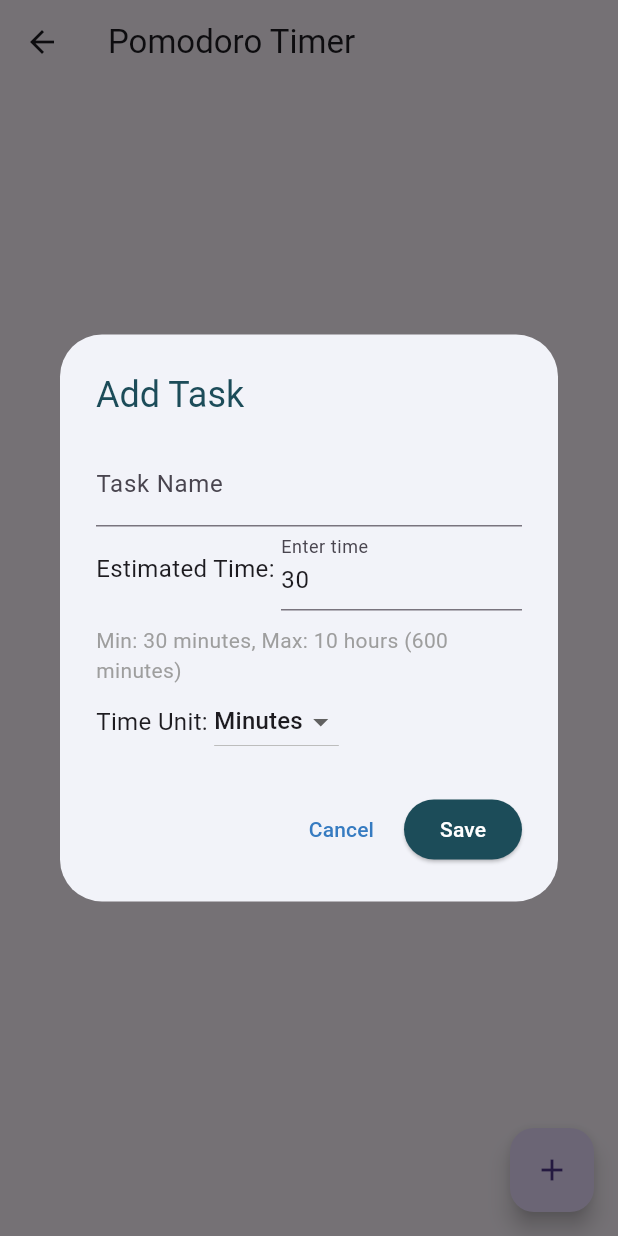
After one commit to AshishNamdeo14/SS12-ADHD-HabitDoc, a Flutter app: the PomodoroTimer screen opened directly, after a tap on the "add" icon, on a phone screen of 412 x 824 dp. The commit adds this screen. Run offline on Flutter 3.47's test engine with Material 3 defaults, Android fonts, the phone set to English and light mode, and no system bars; our stand-ins replace camera, confetti, firebase_core, fl_chart, flutter_animate, flutter_chat_types and 3 more; missing offline and left inert: app_usage; accounts and stored records are empty.

Commit message:
Pomodoro Timer Implemented

```diff
--- /dev/null
+++ b/lib/components/pomodoro/PomodoroTimer.dart
@@ -0,0 +1,332 @@
+import 'dart:async';
+import 'package:flutter/material.dart';
+
+class PomodoroTimer extends StatefulWidget {
+  const PomodoroTimer({super.key});
+
+  @override
+  _PomodoroTimerState createState() => _PomodoroTimerState();
+}
+
+class Task {
+  String name;
+  int estimatedMinutes;
+
+  Task({required this.name, required this.estimatedMinutes});
+}
+
+class _PomodoroTimerState extends State<PomodoroTimer> {
+  List<Task> tasks = [];
+  final TextEditingController timeController = TextEditingController();
+  String taskName = '';
+  int minutes = 30;
+  bool isMinutes = true;
+  int _secondsRemaining = 0;
+  bool isRunning = false;
+  Timer? _timer;
+
+  void _addTask(String name, int minutes) {
+    setState(() {
+      tasks.add(Task(name: name, estimatedMinutes: minutes));
+    });
+  }
+
+  void _editTask(int index) {
+    taskName = tasks[index].name;
+    minutes = tasks[index].estimatedMinutes;
+    timeController.text = minutes.toString();
+
+    _showTaskDialog(
+      title: 'Edit Task',
+      initialName: taskName,
+      initialMinutes: minutes,
+      onConfirm: (name, minutes) {
+        setState(() {
+          tasks[index] = Task(name: name, estimatedMinutes: minutes);
+        });
+      },
+    );
+  }
+
+  void _deleteTask(int index) {
+    setState(() {
+      tasks.removeAt(index);
+    });
+  }
+
+  void _showAddTaskDialog() {
+    _showTaskDialog(
+      title: 'Add Task',
+      onConfirm: (name, minutes) {
+        _addTask(name, minutes);
+      },
+    );
+  }
+
+  void _startTimer(int duration) {
+    if (_timer != null) {
+      _timer!.cancel();
+    }
+    setState(() {
+      _secondsRemaining = duration * 60;
+      isRunning = true;
+    });
+    _timer = Timer.periodic(Duration(seconds: 1), (timer) {
+      setState(() {
+        if (_secondsRemaining > 0) {
+          _secondsRemaining--;
+        } else {
+          timer.cancel();
+          isRunning = false;
+        }
+      });
+    });
+  }
+
+  void _pauseTimer() {
+    if (_timer != null) {
+      _timer!.cancel();
+    }
+    setState(() {
+      isRunning = false;
+    });
+  }
+
+  void _resetTimer() {
+    if (_timer != null) {
+      _timer!.cancel();
+    }
+    setState(() {
+      _secondsRemaining = 0;
+      isRunning = false;
+    });
+  }
+
+  String _formatTime(int seconds) {
+    int minutes = seconds ~/ 60;
+    int secs = seconds % 60;
+    return '$minutes:${secs.toString().padLeft(2, '0')}';
+  }
+
+  void _showTaskDialog({
+    required String title,
+    String initialName = '',
+    int initialMinutes = 30,
+    required Function(String, int) onConfirm,
+  }) {
+    String tempName = initialName;
+    int tempMinutes = initialMinutes;
+    timeController.text = tempMinutes.toString();
+
+    showDialog(
+      context: context,
+      builder:
+          (context) => AlertDialog(
+            backgroundColor: Color(0xFFF2F3F9),
+            title: Text(title, style: TextStyle(color: Color(0xFF1C4C59))),
+            content: Column(
+              mainAxisSize: MainAxisSize.min,
+              children: [
+                TextField(
+                  decoration: InputDecoration(labelText: 'Task Name'),
+                  controller: TextEditingController(text: tempName),
+                  onChanged: (value) => tempName = value,
+                ),
+                Row(
+                  children: [
+                    Text('Estimated Time: ', style: TextStyle(fontSize: 16)),
+                    Expanded(
+                      child: TextField(
+                        controller: timeController,
+                        keyboardType: TextInputType.number,
+                        decoration: InputDecoration(labelText: 'Enter time'),
+                        onChanged: (value) {
+                          int enteredTime = int.tryParse(value) ?? 0;
+                          if (isMinutes) {
+                            if (enteredTime < 30) {
+                              timeController.text = '30';
+                              tempMinutes = 30;
+                            } else if (enteredTime > 600) {
+                              timeController.text = '600';
+                              tempMinutes = 600;
+                            } else {
+                              tempMinutes = enteredTime;
+                            }
+                          } else {
+                            if (enteredTime < 1) {
+                              timeController.text = '1';
+                              tempMinutes = 60;
+                            } else if (enteredTime > 10) {
+                              timeController.text = '10';
+                              tempMinutes = 600;
+                            } else {
+                              tempMinutes = enteredTime * 60;
+                            }
+                          }
+                        },
+                      ),
+                    ),
+                  ],
+                ),
+                SizedBox(height: 10),
+                Text(
+                  'Min: 30 minutes, Max: 10 hours (600 minutes)',
+                  style: TextStyle(fontSize: 14, color: Colors.grey),
+                ),
+                Row(
+                  children: [
+                    Text('Time Unit: ', style: TextStyle(fontSize: 16)),
+                    DropdownButton<bool>(
+                      value: isMinutes,
+                      onChanged: (value) {
+                        setState(() {
+                          isMinutes = value!;
+                          timeController.text =
+                              (isMinutes ? tempMinutes : tempMinutes ~/ 60)
+                                  .toString();
+                        });
+                      },
+                      items: [
+                        DropdownMenuItem(value: true, child: Text('Minutes')),
+                        DropdownMenuItem(value: false, child: Text('Hours')),
+                      ],
+                    ),
+                  ],
+                ),
+              ],
+            ),
+            actions: [
+              TextButton(
+                onPressed: () => Navigator.pop(context),
+                child: Text(
+                  'Cancel',
+                  style: TextStyle(color: Color(0xFF367BC1)),
+                ),
+              ),
+              ElevatedButton(
+                onPressed: () {
+                  if (tempName.isNotEmpty) {
+                    onConfirm(tempName, tempMinutes);
+                    Navigator.pop(context);
+                  }
+                },
+                style: ElevatedButton.styleFrom(
+                  backgroundColor: Color(0xFF1C4C59),
+                ),
+                child: Text('Save', style: TextStyle(color: Colors.white)),
+              ),
+            ],
+          ),
+    );
+  }
+
+  @override
+  Widget build(BuildContext context) {
+    return Scaffold(
+      appBar: AppBar(title: Text('Pomodoro Timer')),
+      body: ListView.builder(
+        itemCount: tasks.length,
+        itemBuilder: (context, index) {
+          final task = tasks[index];
+          return Card(
+            margin: EdgeInsets.symmetric(horizontal: 10, vertical: 5),
+            child: Padding(
+              padding: EdgeInsets.all(10),
+              child: Column(
+                crossAxisAlignment: CrossAxisAlignment.start,
+                children: [
+                  ListTile(
+                    title: Text(
+                      task.name,
+                      style: TextStyle(
+                        fontSize: 18,
+                        fontWeight: FontWeight.bold,
+                      ),
+                    ),
+                    subtitle: Text(
+                      'Work for ${task.estimatedMinutes} minutes.\n'
+                      'Break: ${(task.estimatedMinutes == 30) ? 1 : (task.estimatedMinutes / 30).floor()} '
+                      'for 5 mins after every 25 mins of work.',
+                    ),
+                    trailing: SizedBox(
+                      width: 100, // Constraining the width to avoid overflow
+                      child: Row(
+                        mainAxisSize: MainAxisSize.min,
+                        children: [
+                          IconButton(
+                            icon: Icon(Icons.edit),
+                            onPressed: () => _editTask(index),
+                          ),
+                          IconButton(
+                            icon: Icon(Icons.delete),
+                            onPressed: () => _deleteTask(index),
+                          ),
+                        ],
+                      ),
+                    ),
+                  ),
+
+                  SizedBox(height: 10),
+
+                  // Start Pomodoro Button & Timer Display
+                  Row(
+                    mainAxisAlignment: MainAxisAlignment.spaceBetween,
+                    children: [
+                      ElevatedButton(
+                        onPressed: () {
+                          print("Pomodoro started!");
+                          _startTimer(25);
+                        },
+                        style: ElevatedButton.styleFrom(
+                          backgroundColor: Color(0xFF1C4C59),
+                          shape: RoundedRectangleBorder(
+                            borderRadius: BorderRadius.circular(10),
+                          ),
+                        ),
+                        child: Text(
+                          'Start Pomodoro',
+                          style: TextStyle(color: Colors.white),
+                        ),
+                      ),
+
+                      Text(
+                        _formatTime(_secondsRemaining),
+                        style: TextStyle(
+                          fontSize: 22,
+                          fontWeight: FontWeight.bold,
+                        ),
+                      ),
+                    ],
+                  ),
+
+                  SizedBox(height: 10),
+
+                  // Pause & Reset Buttons
+                  Row(
+                    mainAxisAlignment: MainAxisAlignment.spaceEvenly,
+                    children: [
+                      ElevatedButton(
+                        onPressed: isRunning ? _pauseTimer : null,
+                        child: Text('Pause'),
+                      ),
+                      ElevatedButton(
+                        onPressed: _resetTimer,
+                        child: Text('Reset'),
+                      ),
+                    ],
+                  ),
+                ],
+              ),
+            ),
+          );
+        },
+      ),
+
+      floatingActionButton: FloatingActionButton(
+        onPressed: _showAddTaskDialog,
+        child: Icon(Icons.add),
+      ),
+      // bottomNavigationBar: HomeFooter(),
+    );
+  }
+}
```
Also changed, not shown: lib/components/base/footer/homeFooter.dart (+12 -12 lines).
